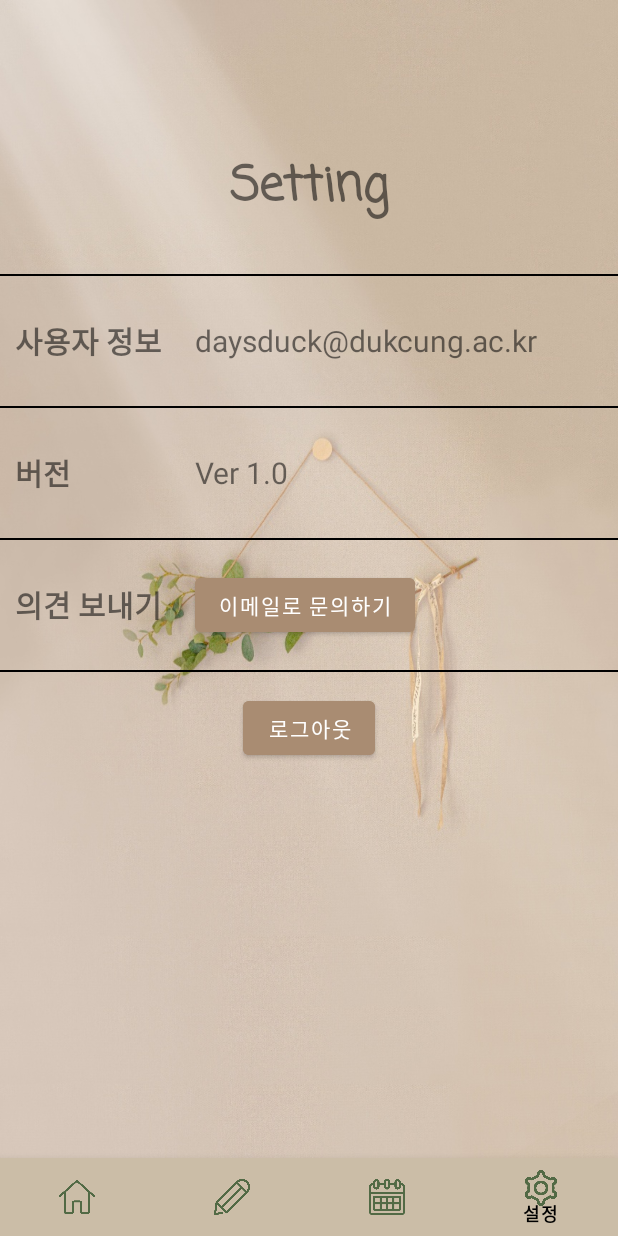
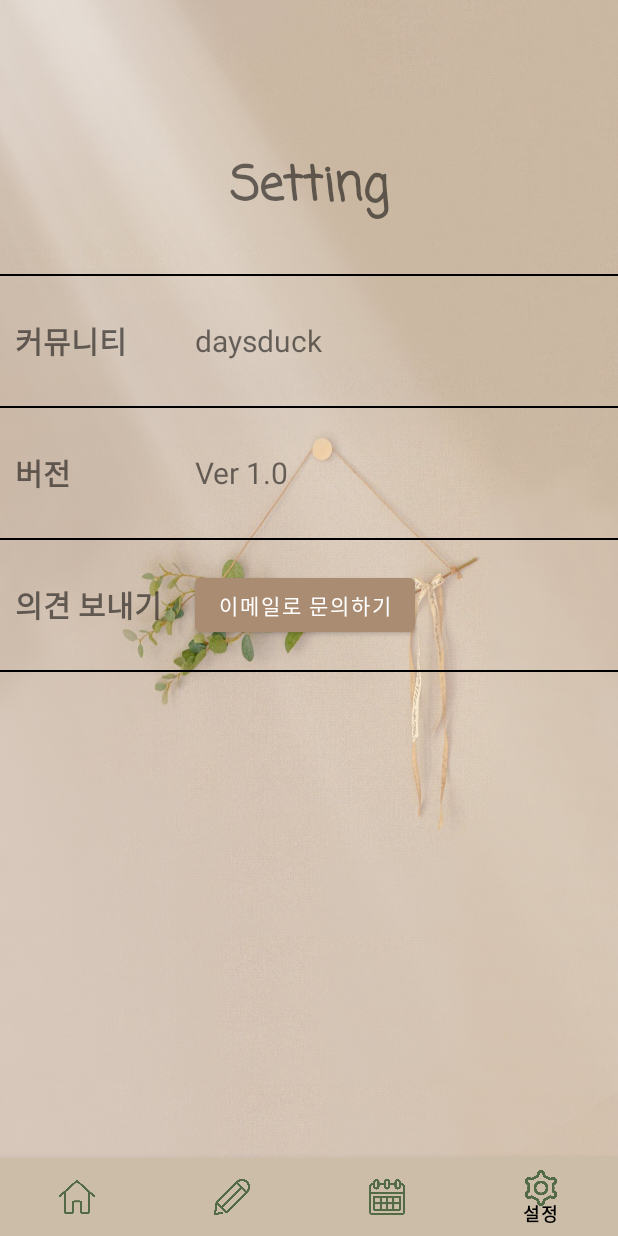
Before and after one commit to Vector1331/SoftwareEngineering, an Android app: the screen it shows after launch (MainActivity), item 4 of the bottom bar chosen, on a phone screen of 412 x 824 dp. Run offline under Robolectric (Android 15) with nearby library versions, the phone set to English and light mode, and no system bars; libraries missing offline, so code that uses them is left out: com.prolificinteractive.materialcalendarview; 1 statement that could not run was skipped.

Commit message:
setting과 margin color 등 수정

```diff
--- a/daysDuk/app/src/main/java/com/example/daysduk/HomeFragment.java
+++ b/daysDuk/app/src/main/java/com/example/daysduk/HomeFragment.java
@@ -30,7 +30,7 @@ public class HomeFragment extends Fragment {
     ContentsAdapter adapter;
     ArrayList<PostItem> postList;
 
-    private static final String BASE_URL = "http://192.168.35.114:8000/api/";
+    private static final String BASE_URL = "http://192.168.219.104:8000/api/";
     private MyAPI mMyAPI;
 
     String diary_weather = "1"; //default값
@@ -74,14 +74,14 @@ public class HomeFragment extends Fragment {
         Call<List<PostItem>> getCall = mMyAPI.get_diary();
 
         //test
-        PostItem postItem1 = new PostItem(1,"hi", "2021-01-01T", "1",
+        /*PostItem postItem1 = new PostItem(1,"hi", "2021-01-01T", "1",
                 "안녕안녕", "오늘", "내일",null);
         PostItem postItem2 = new PostItem(2,"hi2", "2021-01-02T", "3",
                 "안녕안녕2", "오늘2", "내일2",null);
 
         adapter.addItem(postItem1);
         adapter.addItem(postItem2);
-
+*/
         getCall.enqueue(new Callback<List<PostItem>>() {
             @Override
             public void onResponse(Call<List<PostItem>> call, Response<List<PostItem>> response) {
--- a/daysDuk/app/src/main/java/com/example/daysduk/RetrofitActivity.java
+++ b/daysDuk/app/src/main/java/com/example/daysduk/RetrofitActivity.java
@@ -34,7 +34,7 @@ public class RetrofitActivity {
     int cal_diaryfrequency;
 
     //구동하는 서버의 무선랜 ipv4 주소로 바꾸어 줄 것. ip는 ipconfig로 찾을 수 있음.
-    private static final String BASE_URL = "http://192.168.219.103:8000/api/";
+    private static final String BASE_URL = "http://192.168.219.104:8000/api/";
 
     private final  String TAG = getClass().getSimpleName();
 
--- a/daysDuk/app/src/main/java/com/example/daysduk/SettingFragment.java
+++ b/daysDuk/app/src/main/java/com/example/daysduk/SettingFragment.java
@@ -25,7 +25,6 @@ public class SettingFragment extends Fragment {
 
         //변수 선언
         settingInquiry = (Button)view.findViewById(R.id.setting_inquiry);
-        settingLogout = (Button)view.findViewById(R.id.setting_logout);
 
         //이메일로 문의하기 버튼 클릭시 메일 보내기 이동
         settingInquiry.setOnClickListener(new View.OnClickListener() {
@@ -43,11 +42,11 @@ public class SettingFragment extends Fragment {
         });
 
         //로그아웃 버튼 클릭시
-        settingLogout.setOnClickListener(new View.OnClickListener() {
+        /*settingLogout.setOnClickListener(new View.OnClickListener() {
             @Override
             public void onClick(View v) {
             }
-        });
+        });*/
 
 
         // Inflate the layout for this fragment
--- a/daysDuk/app/src/main/java/com/example/daysduk/WriteFragment.java
+++ b/daysDuk/app/src/main/java/com/example/daysduk/WriteFragment.java
@@ -72,7 +72,7 @@ public class WriteFragment extends Fragment {
     int picked_weather;
 
     private MyAPI mMyAPI;
-    public static final String BASE_URL = "http://192.168.35.114:8000/";
+    public static final String BASE_URL = "http://192.168.219.104:8000/";
     public final String TAG = getClass().getSimpleName();
     //post요청을 위한 필드변수 선언
     String diary_weather = "1"; //default값
@@ -257,6 +257,7 @@ public class WriteFragment extends Fragment {
                         //반응이 성공이면
                         if (response.isSuccessful()) {
                             Log.d(TAG, "등록 완료");
+                            Toast.makeText(getContext(),"일기가 등록되었습니다.",Toast.LENGTH_SHORT).show();
                         } else {
                             //안될 경우 item에 저장값 보기위한 로그출력
                             Log.d(TAG, new Gson().toJson(item));
--- a/daysDuk/app/src/main/res/layout/fragment_setting.xml
+++ b/daysDuk/app/src/main/res/layout/fragment_setting.xml
@@ -38,14 +38,14 @@
         <TextView
             android:layout_width="120dp"
             android:layout_height="wrap_content"
-            android:text="사용자 정보"
+            android:text="커뮤니티"
             android:textStyle="bold"
             android:textSize="20dp">
         </TextView>
         <TextView
             android:layout_width="wrap_content"
             android:layout_height="wrap_content"
-            android:text="daysduck@dukcung.ac.kr"
+            android:text="daysduck"
             android:textSize="20dp"/>
 
     </LinearLayout>
@@ -120,15 +120,6 @@
         android:layout_marginBottom="3dp"
         android:background="@color/black"/>
 
-    <Button
-        android:id="@+id/setting_logout"
-        android:layout_width="wrap_content"
-        android:layout_height="wrap_content"
-        android:layout_margin="10dp"
-        android:backgroundTint="#a98c72"
-        android:layout_gravity="center"
-        android:elevation="20dp"
-        android:text="로그아웃" />
 
 
 </LinearLayout>
--- a/daysDuk/app/src/main/res/layout/list_item.xml
+++ b/daysDuk/app/src/main/res/layout/list_item.xml
@@ -94,7 +94,7 @@
             android:layout_height="300dp"
             android:layout_marginTop="10dp"
             android:scaleType="fitCenter"
-            android:background="@color/teal_200"
+            android:background="#ffffff"
             android:src="@mipmap/gallery"/>
         <TextView
             android:id="@+id/list_content"
```
Also changed, not shown: 13 other files.
